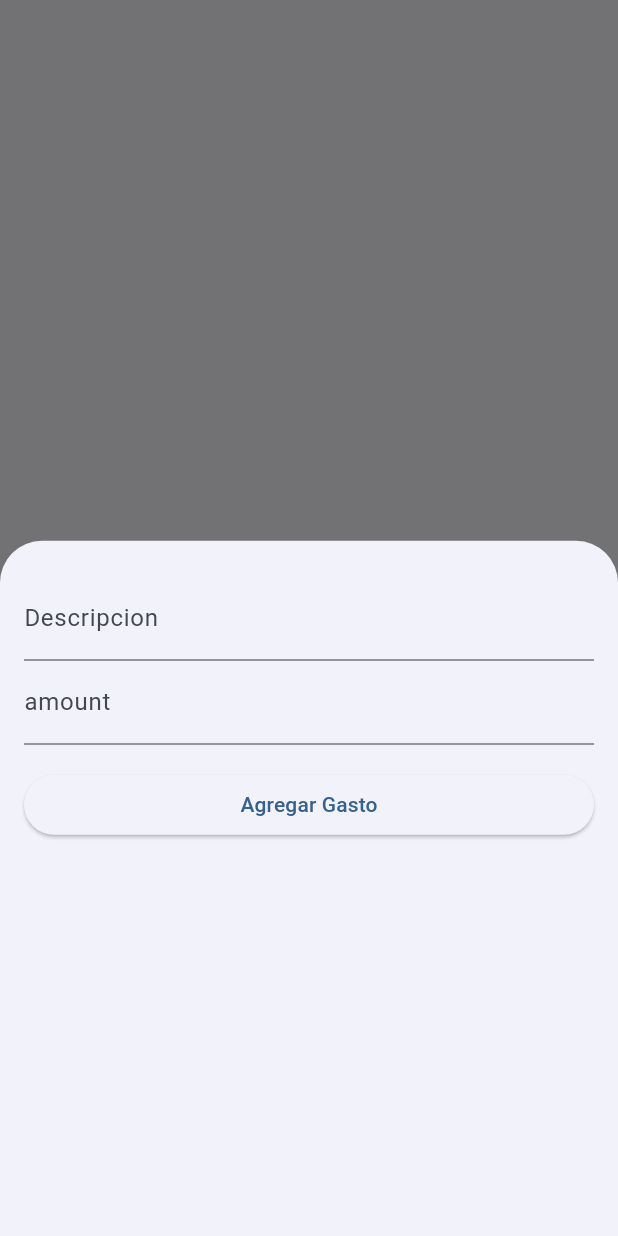
After one commit to paulocrr/my_personal_expenses_app, a Flutter app: the HomePage screen opened directly, after a tap on the "add" icon, on a phone screen of 412 x 824 dp. The commit adds this screen. Run offline on Flutter 3.47's test engine with Material 2 defaults, Android fonts, the phone set to English and light mode, and no system bars; our stand-ins replace cloud_firestore, firebase_auth, firebase_core, form_field_validator, google_sign_in, social_login_buttons; accounts and stored records are empty.

Commit message:
feat: Ahora se agregan gastos

```diff
--- a/lib/core/exceptions/exceptions.dart
+++ b/lib/core/exceptions/exceptions.dart
@@ -1,3 +1,5 @@
 class LogInWithGoogleException implements Exception {}
 
 class LoginException implements Exception {}
+
+class SaveSpentException implements Exception {}
--- /dev/null
+++ b/lib/models/spent.dart
@@ -0,0 +1,22 @@
+class Spent {
+  final String id;
+  final String description;
+  final double amount;
+  final String userId;
+
+  const Spent({
+    required this.id,
+    required this.description,
+    required this.amount,
+    required this.userId,
+  });
+
+  Map<String, dynamic> toJson() {
+    return {
+      'id': id,
+      'description': description,
+      'amount': amount,
+      'userId': userId,
+    };
+  }
+}
--- /dev/null
+++ b/lib/pages/expenses_page.dart
@@ -0,0 +1,96 @@
+import 'dart:math';
+
+import 'package:flutter/material.dart';
+import 'package:form_field_validator/form_field_validator.dart';
+import 'package:my_personal_expenses_app/services/expenses_service.dart';
+
+class ExpensesPage extends StatefulWidget {
+  const ExpensesPage({super.key});
+
+  @override
+  State<ExpensesPage> createState() => _ExpensesPageState();
+}
+
+class _ExpensesPageState extends State<ExpensesPage> {
+  final _formKey = GlobalKey<FormState>();
+  final _descriptionController = TextEditingController();
+  final _amountController = TextEditingController();
+
+  @override
+  Widget build(BuildContext context) {
+    return Scaffold(
+      body: const Center(
+        child: Text('Gastos'),
+      ),
+      floatingActionButton: FloatingActionButton(
+        onPressed: () {
+          showModalBottomSheet(
+              context: context,
+              builder: (_) {
+                return SizedBox(
+                  height: 800,
+                  child: Form(
+                    key: _formKey,
+                    child: ListView(
+                      padding:
+                          const EdgeInsets.only(top: 24, right: 16, left: 16),
+                      children: [
+                        TextFormField(
+                          controller: _descriptionController,
+                          decoration:
+                              const InputDecoration(labelText: 'Descripcion'),
+                          validator: RequiredValidator(
+                              errorText: 'Este campo es requerido'),
+                        ),
+                        TextFormField(
+                          controller: _amountController,
+                          decoration:
+                              const InputDecoration(labelText: 'amount'),
+                          keyboardType: TextInputType.number,
+                          validator: RequiredValidator(
+                              errorText: 'Este campo es requerido'),
+                        ),
+                        const SizedBox(height: 16),
+                        ElevatedButton(
+                          onPressed: () async {
+                            if (_formKey.currentState?.validate() ?? false) {
+                              final expensesService = ExpensesService();
+
+                              try {
+                                await expensesService.saveSpent(
+                                  description: _descriptionController.text,
+                                  amount: double.parse(_amountController.text),
+                                );
+
+                                if (context.mounted) {
+                                  Navigator.of(context).pop();
+
+                                  ScaffoldMessenger.of(context).showSnackBar(
+                                    const SnackBar(
+                                      content: Text('Gasto guardado'),
+                                    ),
+                                  );
+                                }
+                              } catch (e) {
+                                ScaffoldMessenger.of(context).showSnackBar(
+                                  const SnackBar(
+                                    content:
+                                        Text('No se pudo guardar el gasto'),
+                                  ),
+                                );
+                              }
+                            }
+                          },
+                          child: const Text('Agregar Gasto'),
+                        )
+                      ],
+                    ),
+                  ),
+                );
+              });
+        },
+        child: const Icon(Icons.add),
+      ),
+    );
+  }
+}
--- a/lib/pages/home_page.dart
+++ b/lib/pages/home_page.dart
@@ -1,4 +1,5 @@
 import 'package:flutter/material.dart';
+import 'package:my_personal_expenses_app/pages/expenses_page.dart';
 import 'package:my_personal_expenses_app/pages/login_page.dart';
 import 'package:my_personal_expenses_app/services/authentication_service.dart';
 
@@ -10,28 +11,20 @@ class HomePage extends StatefulWidget {
 }
 
 class _HomePageState extends State<HomePage> {
+  final _listPages = [
+    ExpensesPage(),
+    Text('Programar'),
+    Text('Profile'),
+  ];
+
+  var _pageIndex = 0;
+
   @override
   Widget build(BuildContext context) {
     return Scaffold(
-      body: Center(
-        child: ElevatedButton(
-          onPressed: () async {
-            final authenticationService = AuthenticationService();
-            await authenticationService.googleLogOut();
-            if (context.mounted) {
-              Navigator.of(context).pushReplacement(
-                MaterialPageRoute(
-                  builder: (_) {
-                    return const LoginScreen();
-                  },
-                ),
-              );
-            }
-          },
-          child: const Text('Log out'),
-        ),
-      ),
-      bottomNavigationBar: BottomNavigationBar(items: const [
+      body: _listPages[_pageIndex],
+      bottomNavigationBar: BottomNavigationBar(
+        items: const [
           BottomNavigationBarItem(
             icon: Icon(Icons.monetization_on),
             label: 'Gastos',
@@ -44,7 +37,14 @@ class _HomePageState extends State<HomePage> {
             icon: Icon(Icons.person),
             label: 'Perfil',
           ),
-      ]),
+        ],
+        currentIndex: _pageIndex,
+        onTap: (index) {
+          setState(() {
+            _pageIndex = index;
+          });
+        },
+      ),
     );
   }
 }
--- a/pubspec.yaml
+++ b/pubspec.yaml
@@ -39,7 +39,9 @@ dependencies:
   social_login_buttons: ^1.0.7
   firebase_auth: ^4.6.3
   google_sign_in: ^6.1.4
+  uuid: ^3.0.7
   cloud_firestore: ^4.8.1
+  form_field_validator: ^1.1.0
 
 dev_dependencies:
   flutter_test:
```
Also changed, not shown: lib/services/expenses_service.dart (added, +37 -0 lines), pubspec.lock. Lines whose indentation alone changed are shown as unchanged.
